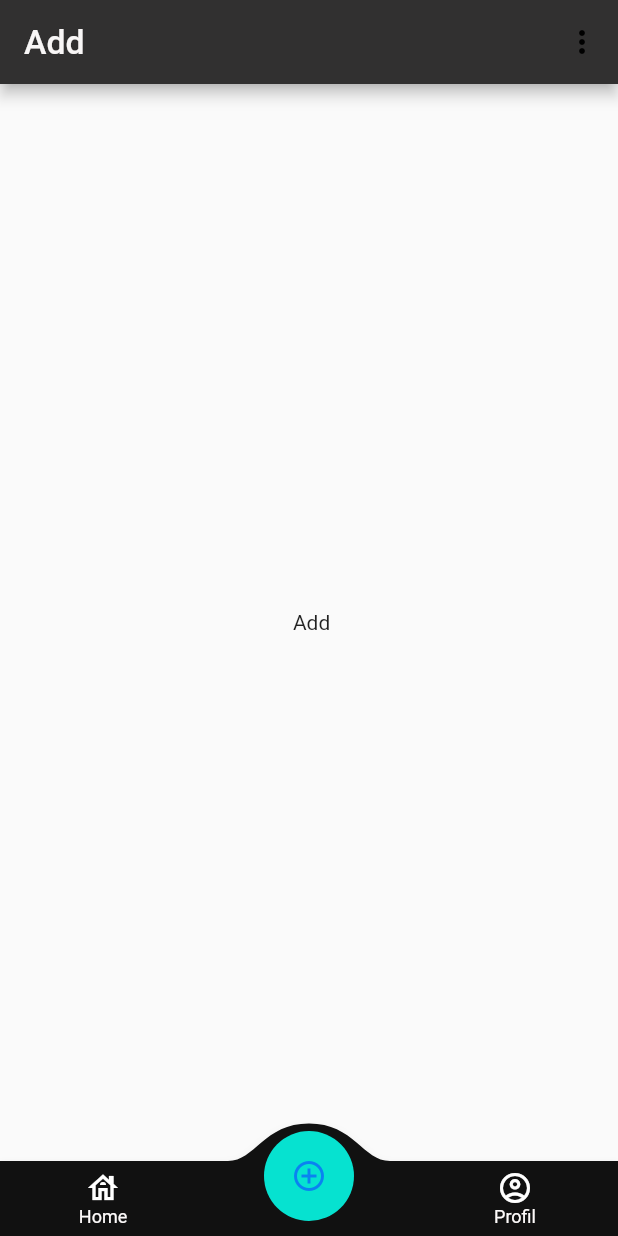
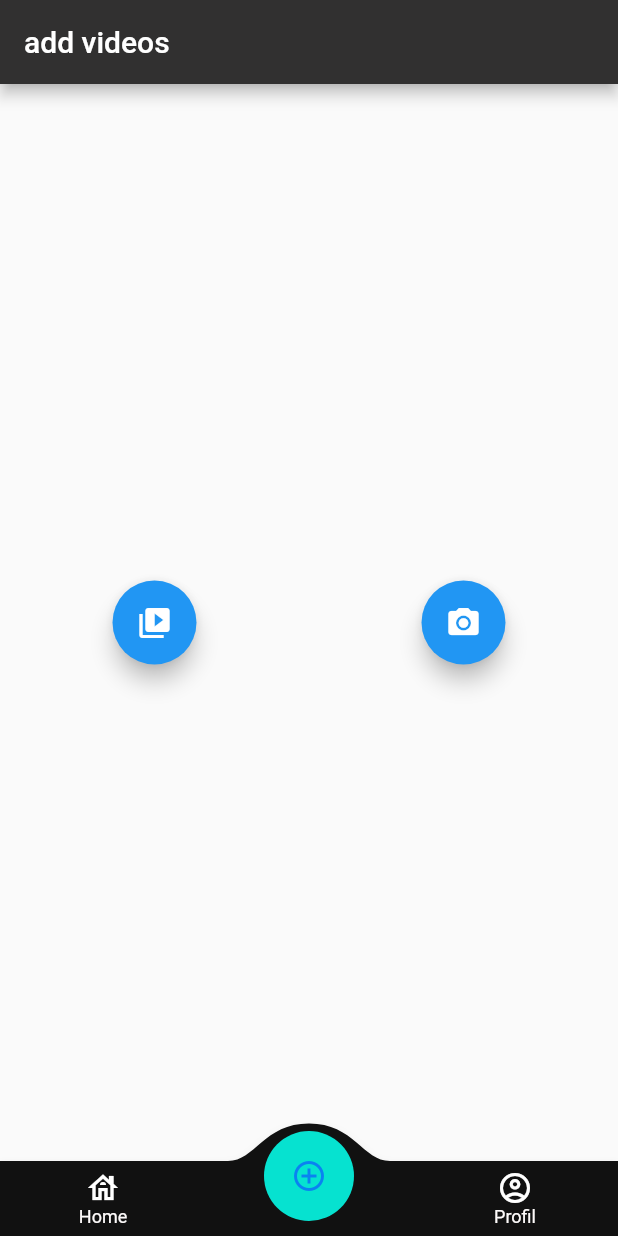
Before and after one commit to Lidzy1406/TikTok_Debut, a Flutter app: the screen it shows after launch, item 2 of the bottom bar chosen, on a phone screen of 412 x 824 dp. Run offline on Flutter 3.47's test engine with Material 2 defaults, Android fonts, the light colour scheme and no system bars; drawn by our look-alikes of convex_bottom_bar; our stand-ins replace image_picker, video_player.

Commit message:
add video

```diff
--- a/lib/screen/add/add.dart
+++ b/lib/screen/add/add.dart
@@ -1,39 +1,120 @@
+import 'dart:io';
 import 'package:flutter/material.dart';
+import 'package:image_picker/image_picker.dart';
+import 'package:video_player/video_player.dart';
 
-class  AddPage extends StatefulWidget {
-  const AddPage({super.key});
+class VideoPickerScreen extends StatefulWidget {
+  const VideoPickerScreen ({super.key});
+  @override
+  _VideoPickerScreenState createState() => _VideoPickerScreenState();
+}
+
+class _VideoPickerScreenState extends State<VideoPickerScreen> {
+
+  VideoPlayerController? _videoPlayerController;
+  File? _videoFile;
+  final picker = ImagePicker();
+
+  Future<void> _pickVideoFromGallery() async {
+    final pickedFile = await picker.getVideo(source: ImageSource.gallery);
+    if (pickedFile != null) {
+      setState(() {
+        _videoFile = File(pickedFile.path);
+        _videoPlayerController = VideoPlayerController.file(_videoFile!);
+      });
+      _videoPlayerController!.initialize();
+      _videoPlayerController!.play();
+    }
+  }
+
+  Future<void> _pickVideoFromCamera() async {
+    final pickedFile = await picker.getVideo(source: ImageSource.camera);
+    if (pickedFile != null) {
+      setState(() {
+        _videoFile = File(pickedFile.path);
+        _videoPlayerController = VideoPlayerController.file(_videoFile!);
+      });
+      _videoPlayerController!.initialize();
+      _videoPlayerController!.play();
+    }
+  }
 
   @override
-  State<AddPage> createState() => _AddPageState();
-}
+  void dispose() {
+    super.dispose();
+    _videoPlayerController!.dispose();
+  }
 
-class _AddPageState extends State<AddPage> {
-  Color mainColor = Color.fromARGB(255, 49, 48, 48);
   @override
   Widget build(BuildContext context) {
     return Scaffold(
       appBar: AppBar(
-        backgroundColor: mainColor,
-        title: Text(
-          "Add",
-          style: TextStyle(
-            color: Color.fromARGB(255, 248, 246, 246),
-            fontSize: 22.5,
-          ),
-        ),
-        actions: [
-          IconButton(
-            icon: Icon(
-              Icons.more_vert,
-              color: Colors.black,
-            ),
-            onPressed: () {},
-          ),
-        ],
+        title: Text('add videos'),
+        backgroundColor: Color.fromARGB(255, 49, 48, 48),
       ),
       body: Center(
-        child: Text(" Add"),
+        child: Column(
+          mainAxisAlignment: MainAxisAlignment.center,
+          children: [
+            if (_videoPlayerController != null)
+              AspectRatio(
+                aspectRatio: _videoPlayerController!.value.aspectRatio,
+                child: VideoPlayer(_videoPlayerController!),
+              ),
+            Row(
+               mainAxisAlignment: MainAxisAlignment.spaceAround,
+              children: [
+                FloatingActionButton(
+                  onPressed: _pickVideoFromGallery,
+                  child: Icon(Icons.video_library),
+                ),
+                FloatingActionButton(
+                  onPressed: _pickVideoFromCamera,
+                  child: Icon(Icons.camera_alt),
+                ),
+              ],
+            ),
+          ],
+        ),
       ),
     );
   }
 }
+
+// class  AddPage extends StatefulWidget {
+//   const AddPage({super.key});
+
+//   @override
+//   State<AddPage> createState() => _AddPageState();
+// }
+
+// class _AddPageState extends State<AddPage> {
+//   Color mainColor = Color.fromARGB(255, 49, 48, 48);
+//   @override
+//   Widget build(BuildContext context) {
+//     return Scaffold(
+//       appBar: AppBar(
+//         backgroundColor: mainColor,
+//         title: Text(
+//           "Add",
+//           style: TextStyle(
+//             color: Color.fromARGB(255, 248, 246, 246),
+//             fontSize: 22.5,
+//           ),
+//         ),
+//         actions: [
+//           IconButton(
+//             icon: Icon(
+//               Icons.more_vert,
+//               color: Colors.black,
+//             ),
+//             onPressed: () {},
+//           ),
+//         ],
+//       ),
+//       body: Center(
+//         child: Text(" Add"),
+//       ),
+//     );
+//   }
+// }
--- a/lib/screen/bar.dart
+++ b/lib/screen/bar.dart
@@ -8,7 +8,7 @@ import 'profil/profil.dart';
 
 const _kPages = <String, Widget>{
   'home': HomePage(),
-  ' ': AddPage(),
+  'add ':VideoPickerScreen (),
   'profil': ProfilPage(),
 };
 
@@ -44,7 +44,7 @@ class _BarPage extends State<BarPage> {
           backgroundColor: Color.fromARGB(255, 17, 17, 17),
           items: const <TabItem>[
             TabItem(icon: Icon(Icons.house_outlined,color: Colors.white,), title: 'Home'),
-            TabItem(icon: Icon(Icons.add_circle_outline, color: Color.fromARGB(255, 10, 130, 241)), title: ' '),
+            TabItem(icon: Icon(Icons.add_circle_outline, color: Color.fromARGB(255, 10, 130, 241)), title: ' add'),
             TabItem(icon: Icon(Icons.account_circle_outlined, color: Colors.white,), title: 'Profil'),
           ],
           color: Color.fromARGB(255, 253, 250, 250),
```
Also changed, not shown: pubspec.yaml (+12 -3 lines), pubspec.lock, 8 other files.
